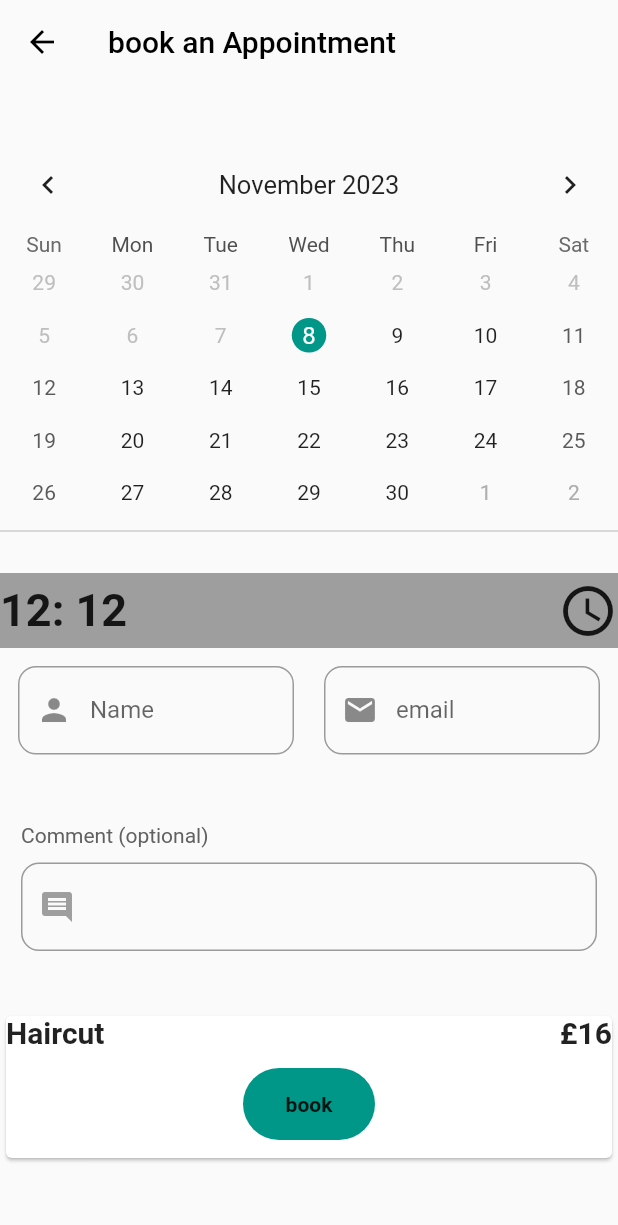
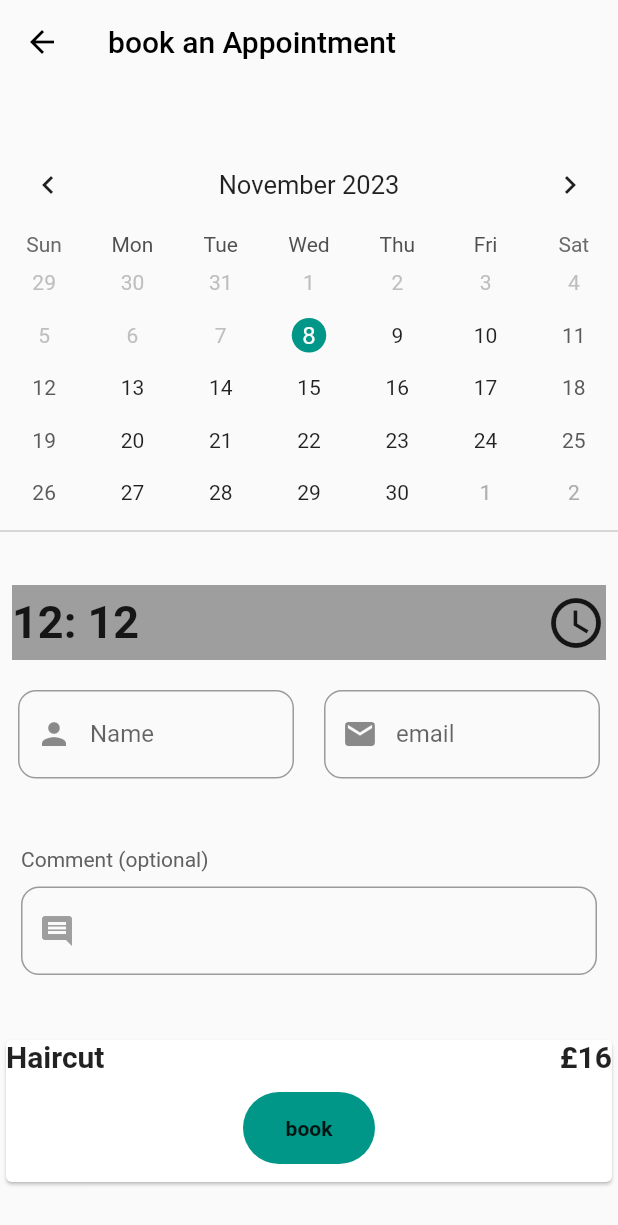
Before and after one commit to Amjadyabroudi128/bookMe, a Flutter app: the Services screen opened directly, on a phone screen of 412 x 824 dp. Shown: the top 1225 px of the screen. Run offline on Flutter 3.47's test engine with Material 2 defaults, Android fonts, the phone set to English and light mode, and no system bars; drawn by our look-alikes of table_calendar; our stand-ins replace animated_text_kit, cloud_firestore, firebase_auth, firebase_core, marquee; accounts and stored records are empty.

Commit message:
paddings

```diff
--- a/lib/Screens/Services.dart
+++ b/lib/Screens/Services.dart
@@ -70,7 +70,9 @@ class _HairCutsState extends State<Services> {
                 ),
                 Divider(thickness: 0.5, color: Colors.grey,),
                 SizedBox(height: 20,),
-                GestureDetector(
+                Padding(
+                  padding: const EdgeInsets.all(8.0),
+                  child: GestureDetector(
                     onTap: () async {
                       TimeOfDay? newTime = await showTimePicker(
                           context: context,
@@ -88,6 +90,7 @@ class _HairCutsState extends State<Services> {
                           Spacer(),
                           Icon(Icons.access_time_outlined, size: 40,)
                         ],
+                      ),
                     ),
                   ),
                 ),
@@ -274,7 +277,9 @@ class _HairCutsState extends State<Services> {
                    ));
                 }
                 else {
-                  return null;
+                 ScaffoldMessenger.of(context).showSnackBar( SnackBar(
+                    content: Text('please fill the required fields'),
+                  ));
                 }
               }
 
```
Lines whose indentation alone changed are shown as unchanged.
